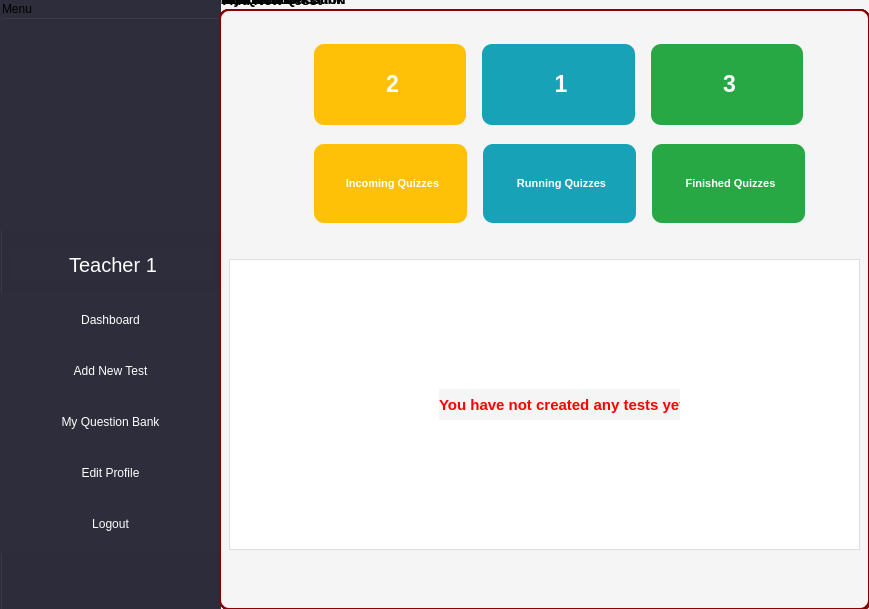
This is mainwindow.ui in CulesBao/pbl2-quizz as Qt 5 draws it before an edit. The edited form follows.
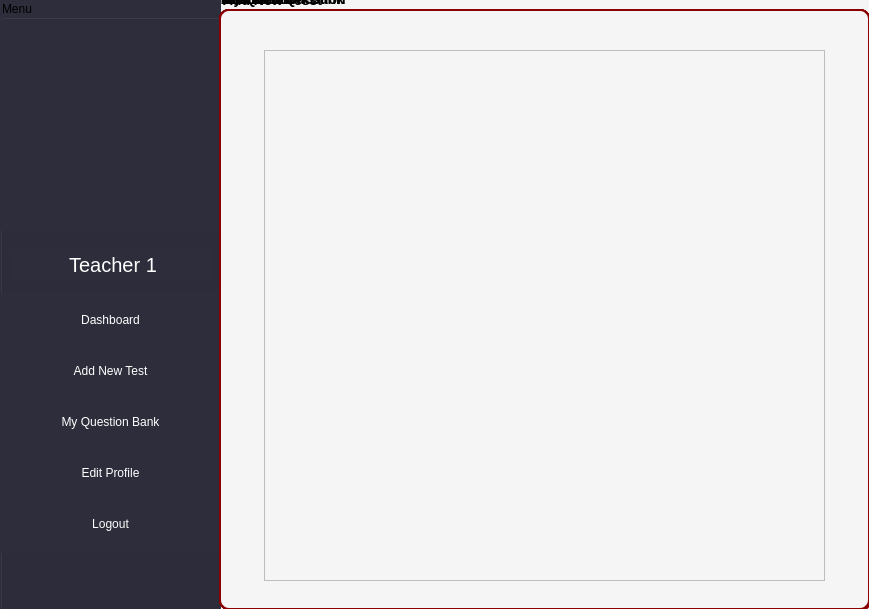
This is the edited form. The open tabs and pages were chosen to show the change. Icons and pictures are not drawn.

Diff of the .ui file:
```diff
--- a/mainwindow.ui
+++ b/mainwindow.ui
@@ -1831,6 +1831,40 @@
        </property>
       </widget>
      </widget>
+     <widget class="QGroupBox" name="groupBoxTestDetails">
+      <property name="geometry">
+       <rect>
+        <x>229</x>
+        <y>-11</y>
+        <width>651</width>
+        <height>621</height>
+       </rect>
+      </property>
+      <property name="styleSheet">
+       <string notr="true">QGroupBox {
+    border: 2px solid #8B0000;
+    border-radius: 10px;
+    margin-top: 20px;
+    font-size: 14px;
+    font-weight: bold;
+    color: black;
+}
+</string>
+      </property>
+      <property name="title">
+       <string>Details</string>
+      </property>
+      <widget class="QTableWidget" name="tbTestDetails">
+       <property name="geometry">
+        <rect>
+         <x>45</x>
+         <y>61</y>
+         <width>561</width>
+         <height>531</height>
+        </rect>
+       </property>
+      </widget>
+     </widget>
      <zorder>leftSidebar</zorder>
      <zorder>groupBoxEditProfile</zorder>
      <zorder>groupBoxAddNewTest</zorder>
@@ -1838,6 +1872,7 @@
      <zorder>groupBoxAddNewQuestion</zorder>
      <zorder>groupBoxDetailsQuestion</zorder>
      <zorder>groupBoxDashboard</zorder>
+     <zorder>groupBoxTestDetails</zorder>
     </widget>
     <widget class="QWidget" name="pageRegister">
      <widget class="QGroupBox" name="groupBox_2">
```
